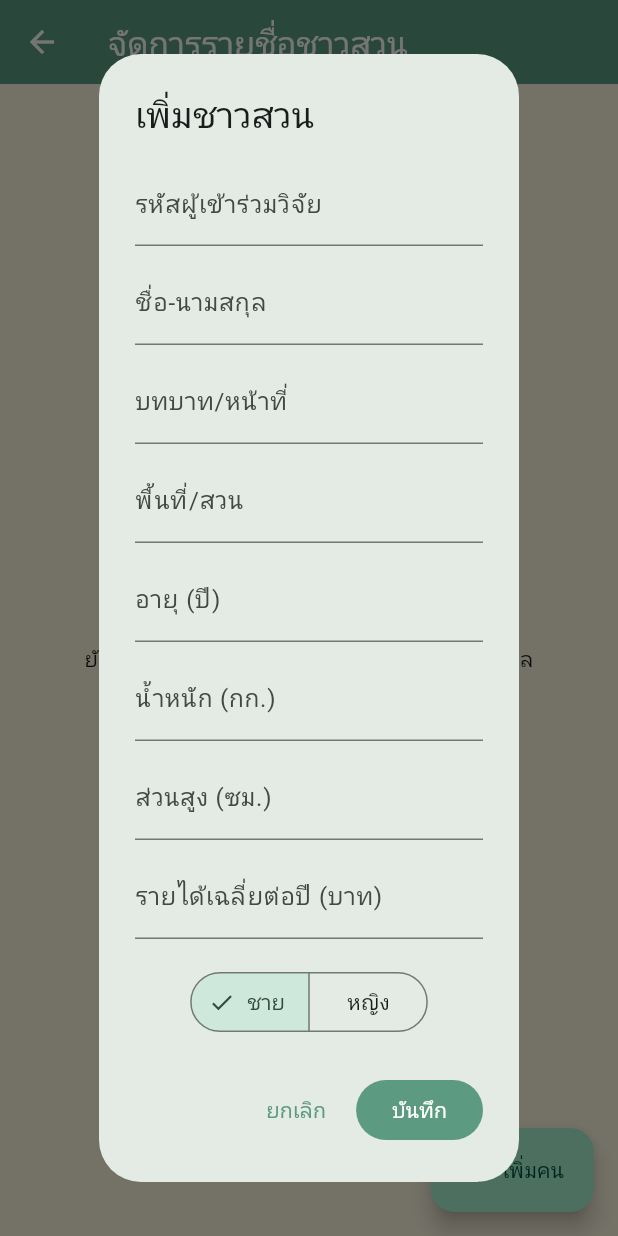
After one commit to odinos/fSookta, a Flutter app: the FarmerManagerScreen screen opened by its route, after a tap on "เพิ่มคน", on a phone screen of 412 x 824 dp. The commit adds this screen. Run offline on Flutter 3.47's test engine with Material 3 defaults, Android fonts, the phone set to English and light mode, and no system bars; our stand-ins replace camera, flutter_tts, image_picker, share_plus, shared_preferences; missing offline and left inert: ml_algo, ml_dataframe, onnxruntime, tflite_flutter; accounts and stored records are empty.

Commit message:
Add multi-farmer research workflow

```diff
--- a/lib/app/sookta_app.dart
+++ b/lib/app/sookta_app.dart
@@ -8,6 +8,7 @@ import '../screens/onboarding/splash_screen.dart';
 import '../screens/main/contact_screen.dart';
 import '../screens/main/evaluation_form_screen.dart';
 import '../screens/main/evaluation_menu_screen.dart';
+import '../screens/main/farmer_manager_screen.dart';
 import '../screens/main/final_result_screen.dart';
 import '../screens/main/help_screen.dart';
 import '../screens/main/history_detail_screen.dart';
@@ -56,6 +57,7 @@ class _SooktaAppState extends State<SooktaApp> {
           AvatarSelectionScreen.routeName: (_) => const AvatarSelectionScreen(),
           MainTabsScreen.routeName: (_) => const MainTabsScreen(),
           EvaluationMenuScreen.routeName: (_) => const EvaluationMenuScreen(),
+          FarmerManagerScreen.routeName: (_) => const FarmerManagerScreen(),
           HelpScreen.routeName: (_) => const HelpScreen(),
           TermsScreen.routeName: (_) => const TermsScreen(),
           ContactScreen.routeName: (_) => const ContactScreen(),
--- /dev/null
+++ b/lib/screens/main/farmer_manager_screen.dart
@@ -0,0 +1,318 @@
+import 'package:flutter/material.dart';
+
+import '../../app/app_state.dart';
+import '../../app/app_text.dart';
+import '../../app/sookta_app.dart';
+import '../../core/theme/sookta_theme.dart';
+import '../../widgets/responsive_content.dart';
+
+class FarmerManagerScreen extends StatelessWidget {
+  const FarmerManagerScreen({super.key});
+
+  static const routeName = '/farmers';
+
+  @override
+  Widget build(BuildContext context) {
+    final state = AppStateScope.of(context);
+    final text = AppText(state.language ?? AppLanguage.th);
+    final thai = text.isThai;
+    final farmers = state.farmers;
+
+    return Scaffold(
+      appBar: AppBar(
+        title: Text(thai ? 'จัดการรายชื่อชาวสวน' : 'Manage Farmers'),
+      ),
+      floatingActionButton: FloatingActionButton.extended(
+        onPressed: () => _showEditor(context, text),
+        icon: const Icon(Icons.person_add_alt_1),
+        label: Text(thai ? 'เพิ่มคน' : 'Add'),
+      ),
+      body: SafeArea(
+        child: farmers.isEmpty
+            ? Center(
+                child: Padding(
+                  padding: const EdgeInsets.all(24),
+                  child: Text(
+                    thai
+                        ? 'ยังไม่มีรายชื่อชาวสวน กดเพิ่มคนเพื่อเริ่มเก็บข้อมูล'
+                        : 'No farmers yet. Add a farmer to start collecting data.',
+                    textAlign: TextAlign.center,
+                  ),
+                ),
+              )
+            : ResponsiveListView(
+                maxWidth: 680,
+                padding: const EdgeInsets.fromLTRB(16, 16, 16, 96),
+                children: [
+                  Card(
+                    color: const Color(0xFFF4FBF5),
+                    child: Padding(
+                      padding: const EdgeInsets.all(14),
+                      child: Row(
+                        children: [
+                          const Icon(Icons.info_outline,
+                              color: SooktaColors.darkGreen),
+                          const SizedBox(width: 10),
+                          Expanded(
+                            child: Text(
+                              thai
+                                  ? 'เลือกชื่อก่อนประเมิน เพื่อให้ประวัติและไฟล์ export ผูกกับชาวสวนคนนั้น'
+                                  : 'Select a farmer before assessment so history and exports are linked correctly.',
+                            ),
+                          ),
+                        ],
+                      ),
+                    ),
+                  ),
+                  const SizedBox(height: 12),
+                  for (final farmer in farmers) ...[
+                    _FarmerCard(
+                      farmer: farmer,
+                      selected: farmer.profileId == state.activeProfileId,
+                      historyCount:
+                          state.historyForFarmer(farmer.profileId).length,
+                      thai: thai,
+                      onSelect: () => state.selectFarmer(farmer.profileId),
+                      onEdit: () => _showEditor(context, text, farmer: farmer),
+                      onDelete: () => _confirmDelete(context, farmer, thai),
+                    ),
+                    const SizedBox(height: 10),
+                  ],
+                ],
+              ),
+      ),
+    );
+  }
+
+  Future<void> _showEditor(
+    BuildContext context,
+    AppText text, {
+    UserProfile? farmer,
+  }) async {
+    final state = AppStateScope.of(context);
+    final thai = text.isThai;
+    final farmerId = TextEditingController(text: farmer?.farmerId ?? '');
+    final name = TextEditingController(text: farmer?.name ?? '');
+    final role = TextEditingController(text: farmer?.role ?? '');
+    final location = TextEditingController(text: farmer?.location ?? '');
+    final age = TextEditingController(text: farmer?.age ?? '');
+    final weight = TextEditingController(text: farmer?.weight ?? '');
+    final height = TextEditingController(text: farmer?.height ?? '');
+    final income = TextEditingController(text: farmer?.incomePerYear ?? '');
+    var gender = farmer?.gender ?? 'Male';
+
+    final saved = await showDialog<bool>(
+      context: context,
+      builder: (dialogContext) {
+        return StatefulBuilder(
+          builder: (context, setDialogState) {
+            return AlertDialog(
+              title: Text(
+                farmer == null
+                    ? (thai ? 'เพิ่มชาวสวน' : 'Add Farmer')
+                    : (thai ? 'แก้ไขข้อมูล' : 'Edit Farmer'),
+              ),
+              content: SingleChildScrollView(
+                child: Column(
+                  mainAxisSize: MainAxisSize.min,
+                  children: [
+                    _Field(controller: farmerId, label: text.farmerId),
+                    _Field(controller: name, label: text.fullName),
+                    _Field(controller: role, label: text.role),
+                    _Field(controller: location, label: text.location),
+                    _Field(
+                      controller: age,
+                      label: text.age,
+                      keyboardType: TextInputType.number,
+                    ),
+                    _Field(
+                      controller: weight,
+                      label: text.weight,
+                      keyboardType: TextInputType.number,
+                    ),
+                    _Field(
+                      controller: height,
+                      label: text.height,
+                      keyboardType: TextInputType.number,
+                    ),
+                    _Field(
+                      controller: income,
+                      label: text.income,
+                      keyboardType: TextInputType.number,
+                    ),
+                    const SizedBox(height: 8),
+                    SegmentedButton<String>(
+                      segments: [
+                        ButtonSegment(value: 'Male', label: Text(text.male)),
+                        ButtonSegment(
+                            value: 'Female', label: Text(text.female)),
+                      ],
+                      selected: {gender},
+                      onSelectionChanged: (selection) {
+                        setDialogState(() => gender = selection.first);
+                      },
+                    ),
+                  ],
+                ),
+              ),
+              actions: [
+                TextButton(
+                  onPressed: () => Navigator.of(dialogContext).pop(false),
+                  child: Text(thai ? 'ยกเลิก' : 'Cancel'),
+                ),
+                FilledButton(
+                  onPressed: () => Navigator.of(dialogContext).pop(true),
+                  child: Text(thai ? 'บันทึก' : 'Save'),
+                ),
+              ],
+            );
+          },
+        );
+      },
+    );
+
+    if (saved != true) return;
+    final updated = UserProfile(
+      profileId: farmer?.profileId ?? '',
+      farmerId: farmerId.text.trim(),
+      name: name.text.trim(),
+      role: role.text.trim(),
+      location: location.text.trim(),
+      age: age.text.trim(),
+      gender: gender,
+      weight: weight.text.trim(),
+      height: height.text.trim(),
+      incomePerYear: income.text.trim(),
+      avatarAsset: farmer?.avatarAsset,
+    );
+    if (farmer == null) {
+      state.addFarmer(updated);
+    } else {
+      state.updateFarmer(updated);
+    }
+  }
+
+  Future<void> _confirmDelete(
+    BuildContext context,
+    UserProfile farmer,
+    bool thai,
+  ) async {
+    final state = AppStateScope.of(context);
+    final delete = await showDialog<bool>(
+      context: context,
+      builder: (context) => AlertDialog(
+        title: Text(thai ? 'ลบรายชื่อนี้?' : 'Delete this farmer?'),
+        content: Text(
+          thai
+              ? 'ประวัติเดิมจะยังอยู่ แต่จะไม่เห็นชื่อนี้ในรายการเลือก'
+              : 'Existing history remains, but this farmer will be removed from the picker.',
+        ),
+        actions: [
+          TextButton(
+            onPressed: () => Navigator.of(context).pop(false),
+            child: Text(thai ? 'ยกเลิก' : 'Cancel'),
+          ),
+          FilledButton(
+            onPressed: () => Navigator.of(context).pop(true),
+            child: Text(thai ? 'ลบ' : 'Delete'),
+          ),
+        ],
+      ),
+    );
+    if (delete == true) state.deleteFarmer(farmer.profileId);
+  }
+}
+
+class _FarmerCard extends StatelessWidget {
+  const _FarmerCard({
+    required this.farmer,
+    required this.selected,
+    required this.historyCount,
+    required this.thai,
+    required this.onSelect,
+    required this.onEdit,
+    required this.onDelete,
+  });
+
+  final UserProfile farmer;
+  final bool selected;
+  final int historyCount;
+  final bool thai;
+  final VoidCallback onSelect;
+  final VoidCallback onEdit;
+  final VoidCallback onDelete;
+
+  @override
+  Widget build(BuildContext context) {
+    return Card(
+      clipBehavior: Clip.antiAlias,
+      child: ListTile(
+        onTap: onSelect,
+        leading: CircleAvatar(
+          backgroundColor:
+              selected ? SooktaColors.leafGreen : Colors.grey.shade300,
+          child: Icon(
+            selected ? Icons.check : Icons.person_outline,
+            color: selected ? Colors.white : Colors.black54,
+          ),
+        ),
+        title: Text(
+          farmer.name.isEmpty
+              ? (thai ? 'ไม่ระบุชื่อ' : 'Unnamed')
+              : farmer.name,
+          maxLines: 1,
+          overflow: TextOverflow.ellipsis,
+          style: const TextStyle(fontWeight: FontWeight.bold),
+        ),
+        subtitle: Text(
+          [
+            if (farmer.farmerId.isNotEmpty) farmer.farmerId,
+            if (farmer.location.isNotEmpty) farmer.location,
+            thai ? '$historyCount รายการ' : '$historyCount records',
+          ].join(' • '),
+          maxLines: 2,
+          overflow: TextOverflow.ellipsis,
+        ),
+        trailing: Row(
+          mainAxisSize: MainAxisSize.min,
+          children: [
+            IconButton(
+              tooltip: thai ? 'แก้ไข' : 'Edit',
+              onPressed: onEdit,
+              icon: const Icon(Icons.edit_outlined),
+            ),
+            IconButton(
+              tooltip: thai ? 'ลบ' : 'Delete',
+              onPressed: onDelete,
+              icon: const Icon(Icons.delete_outline),
+            ),
+          ],
+        ),
+      ),
+    );
+  }
+}
+
+class _Field extends StatelessWidget {
+  const _Field({
+    required this.controller,
+    required this.label,
+    this.keyboardType,
+  });
+
+  final TextEditingController controller;
+  final String label;
+  final TextInputType? keyboardType;
+
+  @override
+  Widget build(BuildContext context) {
+    return Padding(
+      padding: const EdgeInsets.only(bottom: 10),
+      child: TextField(
+        controller: controller,
+        keyboardType: keyboardType,
+        decoration: InputDecoration(labelText: label),
+      ),
+    );
+  }
+}
--- a/lib/screens/onboarding/setup_screen.dart
+++ b/lib/screens/onboarding/setup_screen.dart
@@ -185,6 +185,7 @@ class _SetupScreenState extends State<SetupScreen> {
     final currentProfile = AppStateScope.of(context).profile;
     AppStateScope.of(context).saveProfile(
       UserProfile(
+        profileId: currentProfile.profileId,
         farmerId: farmerIdController.text.trim(),
         name: nameController.text,
         role: roleController.text.trim(),
```
Also changed, not shown: lib/app/app_state.dart (+170 -4 lines), lib/core/services/assessment_export_service.dart (+117 -0 lines), lib/screens/main/history_detail_screen.dart (+12 -1 lines), lib/screens/main/history_tab.dart (+60 -4 lines), lib/screens/main/home_tab.dart (+44 -0 lines), lib/screens/main/profile_tab.dart (+8 -0 lines), 1 other file.
